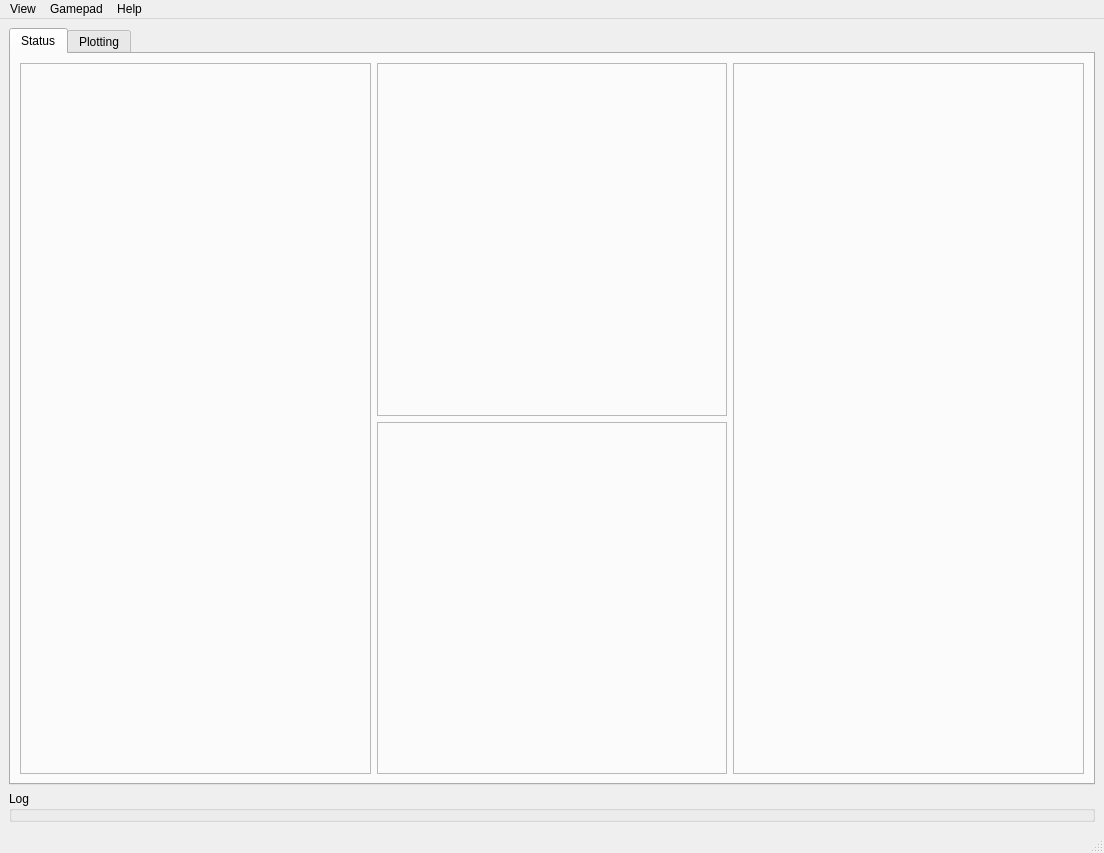
Qt form src/designer/window_main.ui (marsinstituteSC/MissionControl) before a commit.
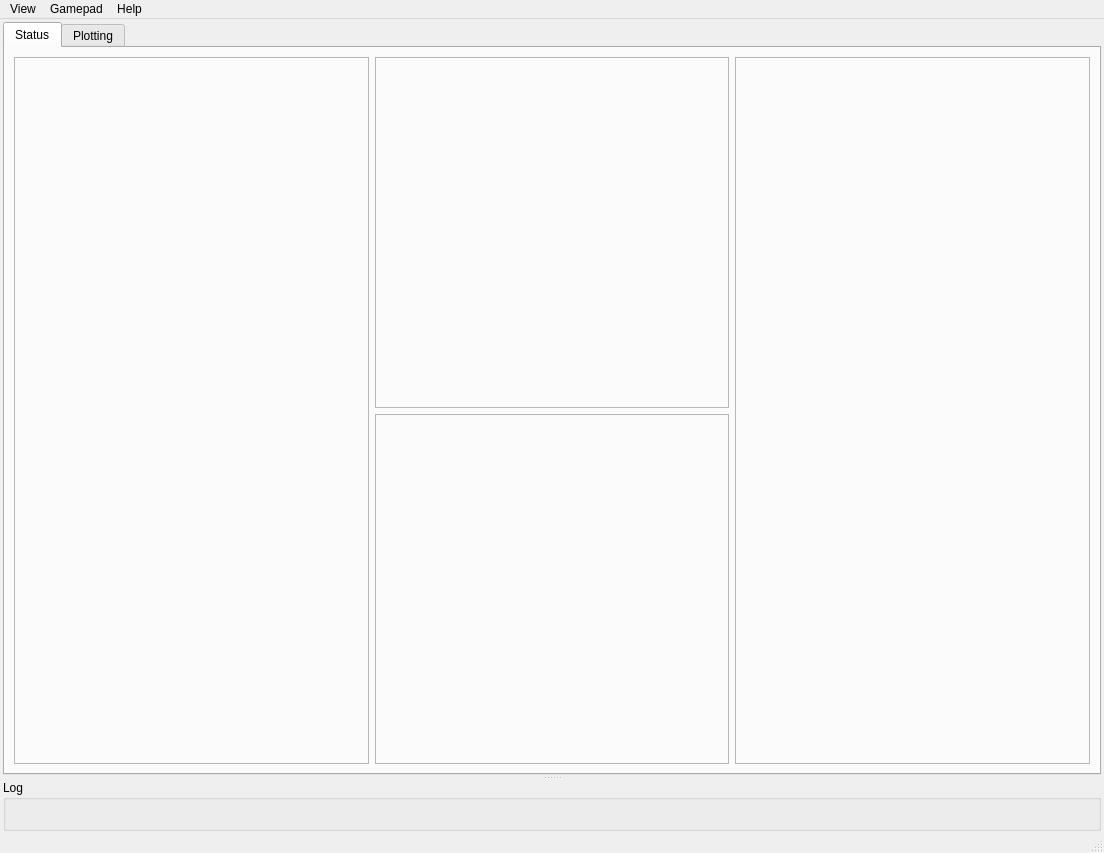
The same form after that commit.

Commit message:
- Main window resizing
- Does not look nice in dark mode, yet.

```diff
--- a/src/designer/window_main.ui
+++ b/src/designer/window_main.ui
@@ -15,7 +15,41 @@
   </property>
   <widget class="QWidget" name="centralwidget">
    <layout class="QGridLayout" name="gridLayout">
+    <property name="leftMargin">
+     <number>3</number>
+    </property>
+    <property name="topMargin">
+     <number>3</number>
+    </property>
+    <property name="rightMargin">
+     <number>3</number>
+    </property>
+    <property name="bottomMargin">
+     <number>0</number>
+    </property>
     <item row="0" column="0">
+     <widget class="QSplitter" name="splitter">
+      <property name="autoFillBackground">
+       <bool>false</bool>
+      </property>
+      <property name="styleSheet">
+       <string notr="true"/>
+      </property>
+      <property name="frameShape">
+       <enum>QFrame::NoFrame</enum>
+      </property>
+      <property name="orientation">
+       <enum>Qt::Vertical</enum>
+      </property>
+      <property name="opaqueResize">
+       <bool>true</bool>
+      </property>
+      <property name="handleWidth">
+       <number>5</number>
+      </property>
+      <property name="childrenCollapsible">
+       <bool>true</bool>
+      </property>
      <widget class="QTabWidget" name="tabSection">
       <property name="currentIndex">
        <number>0</number>
@@ -243,8 +277,6 @@
        </layout>
       </widget>
      </widget>
-    </item>
-    <item row="1" column="0">
      <widget class="QGroupBox" name="logSection">
       <property name="title">
        <string>Log</string>
@@ -263,6 +295,7 @@
         <number>0</number>
        </property>
       </layout>
+      </widget>
      </widget>
     </item>
    </layout>
```
Left out of the diff: 68 changed lines with no effect on the pictures. Lines whose indentation alone changed are shown as unchanged. The commit also changes 2 other files.
